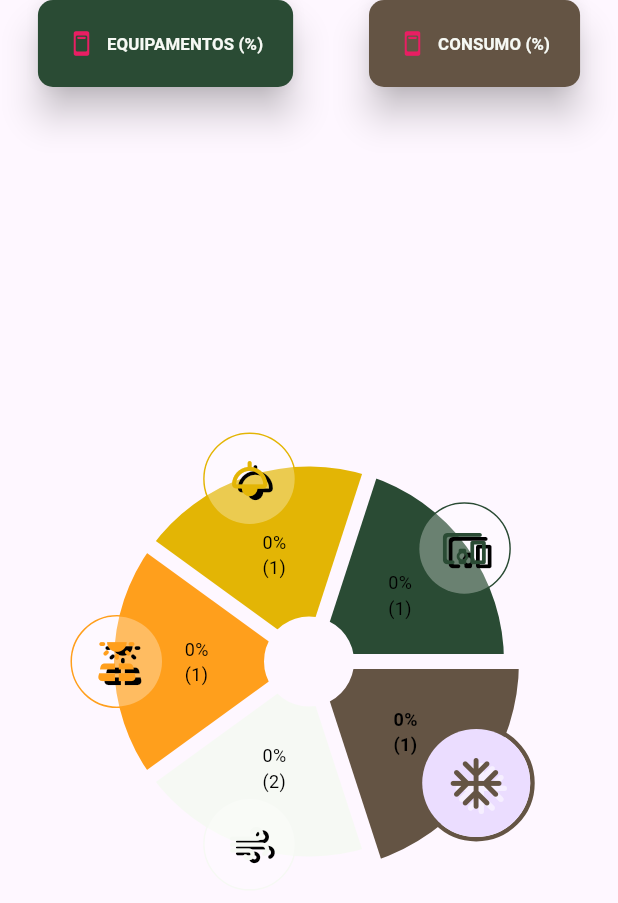
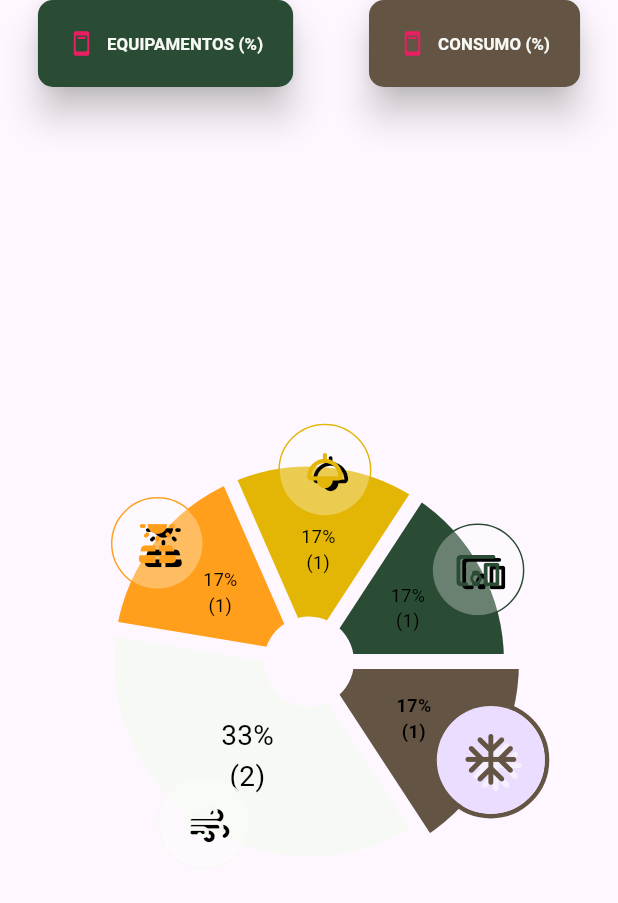
Before and after one commit to JoaoVictorRR-GitHub/EcoHome, a Flutter app: the AreaConsumoEnergia widget shown alone on an empty page, opened directly, on a phone screen of 412 x 824 dp. Shown: the top 903 px of the screen. Run offline on Flutter 3.47's test engine with Material 3 defaults, Android fonts, the phone set to English and light mode, and no system bars; drawn by our look-alikes of fl_chart.

Commit message:
Refactor: Ajustes na base de consumo e geracao de energia no simulador de consumo.

```diff
--- a/lib/Energia/area_consumo_energia.dart
+++ b/lib/Energia/area_consumo_energia.dart
@@ -41,8 +41,8 @@
   /// Método para simular o consumo de energia dos equipamentos.
   void simularConsumo(){
 
-    const double baseConsumo = 3.0;         // Base do consumo de energia.
-    const double baseGeracao = 70.0;         // Base da geracao de energia.
+    const double baseConsumo = 6.0;         // Base do consumo de energia.
+    const double baseGeracao = 5.0;         // Base da geracao de energia.
     const intervalo = Duration(seconds: 5); // Intervalo entre cada ciclo.
 
     // Simulacao da geracao/cosumo de energia.
@@ -54,7 +54,6 @@
           // Verificacao de equipamentos que geram energia mais não consomem.
           if(equipamentos[randIndex].tipo == TipoEnum.painelSolar){
             equipamentos[randIndex].geracaoEnergia = Random().nextDouble() * baseGeracao;
-            equipamentos[randIndex].consumoEnergia = Random().nextDouble() * (-1);  // TODO: Rever.
           } else{
             equipamentos[randIndex].consumoEnergia = Random().nextDouble() * baseConsumo;
           }
@@ -99,7 +98,7 @@
         ),
         Expanded(
           child: (equipamentos.isEmpty) ? widgetEquipamentoVazio
-              : GraficoEquipamentos(graficoConsumo: (graficosIndex != GraficosEnergia.porcentagemTipos)),
+              : GraficoEquipamentos(graficoEquipamentos: (graficosIndex == GraficosEnergia.porcentagemTipos)),
         ),
       ],
     );
```
